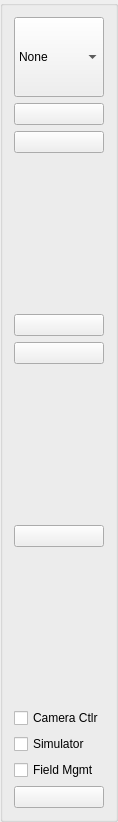
Above: src/gui/GuidanceToolbar.ui from eringerli/QtOpenGuidance before the change. Below: the same form after it.
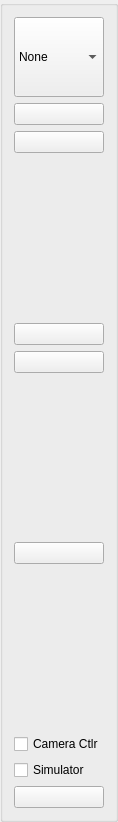
That is the form after the change. Icons and pictures are not drawn.

```diff
--- a/src/gui/GuidanceToolbar.ui
+++ b/src/gui/GuidanceToolbar.ui
@@ -281,16 +281,6 @@
      </property>
     </widget>
    </item>
-   <item>
-    <widget class="QCheckBox" name="checkBox_2">
-     <property name="focusPolicy">
-      <enum>Qt::NoFocus</enum>
-     </property>
-     <property name="text">
-      <string>Field Mgmt</string>
-     </property>
-    </widget>
-   </item>
    <item>
     <widget class="QPushButton" name="btn_settings">
      <property name="focusPolicy">
```
Left out of the diff: 2 changed lines with no effect on the pictures.
